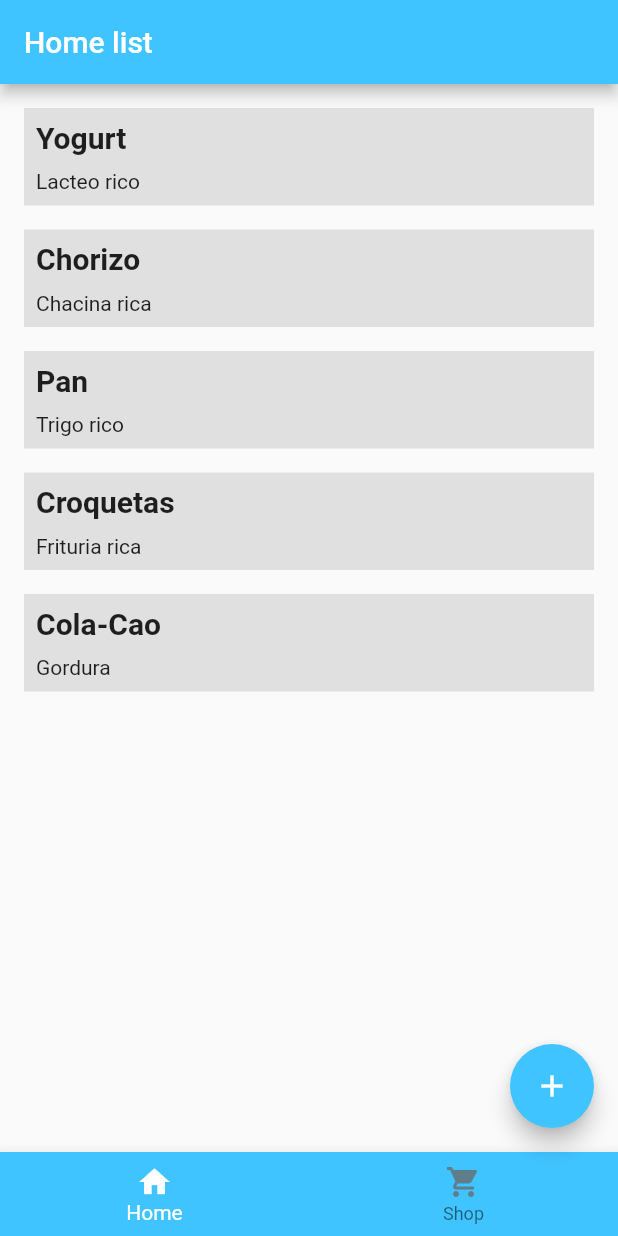
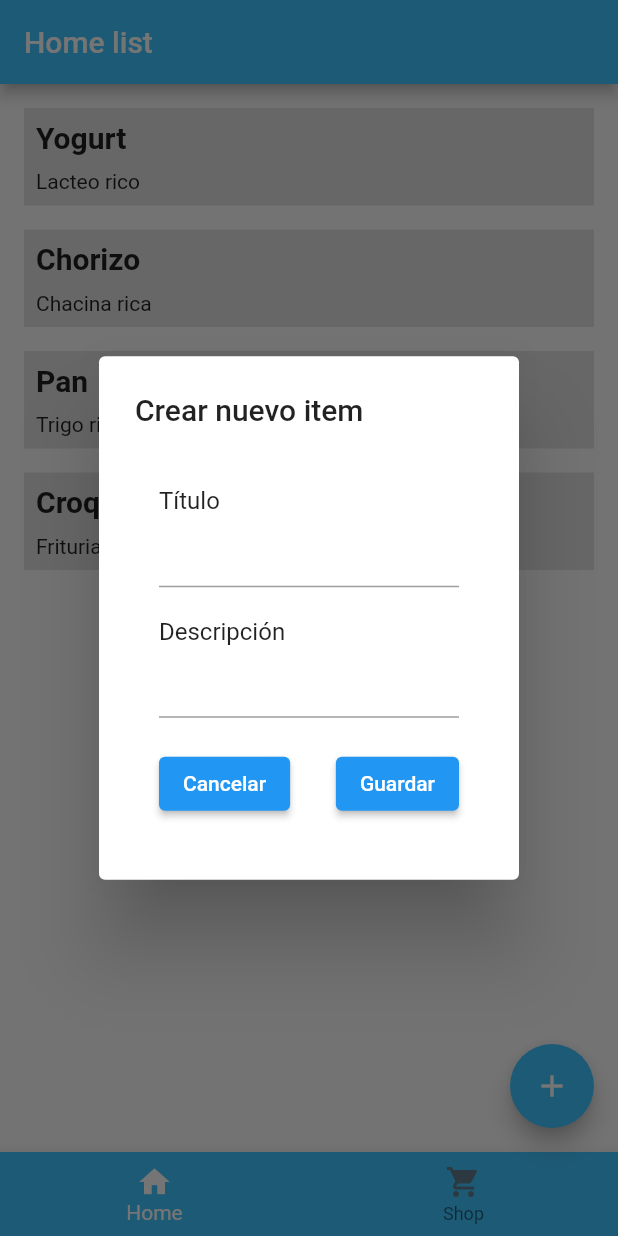
Before and after one commit to antmaczam/shopping-list, a Flutter app: the screen it shows after launch, after a tap on the "add" icon, on a phone screen of 412 x 824 dp. Run offline on Flutter 3.47's test engine with Material 2 defaults, Android fonts, the phone set to English and light mode, and no system bars.

Commit message:
Create item form

```diff
--- a/lib/controllers/list_controller.dart
+++ b/lib/controllers/list_controller.dart
@@ -26,9 +26,8 @@ class ListController extends ChangeNotifier {
     notifyListeners();
   }
 
-  void creteItem(String title, String description) {
-    Item newItem = Item(4, title, description, 1, false);
-    homeList.add(newItem);
+  void addHomeList(Item item) {
+    homeList.add(item);
     notifyListeners();
   }
 
--- a/lib/screens/home_list.dart
+++ b/lib/screens/home_list.dart
@@ -2,6 +2,7 @@ import 'package:flutter/material.dart';
 import 'package:provider/provider.dart';
 import 'package:shopping_list/constants/colors.dart';
 import 'package:shopping_list/widgets/item_container.dart';
+import 'package:shopping_list/widgets/item_form.dart';
 
 import '../controllers/list_controller.dart';
 import '../models/item.dart';
@@ -32,11 +33,15 @@ class HomeList extends StatelessWidget {
       ),
       bottomNavigationBar: const BottomBar(),
       floatingActionButton: FloatingActionButton(
-        onPressed: () => listController.creteItem('Cola-Cao', 'Gordura'),
+        onPressed: () => _openDialog(context),
         backgroundColor: primaryColor,
         child: const Icon(Icons.add),
       ),
     );
   }
 
+  Future<void> _openDialog(BuildContext context) async {
+    await showDialog(context: context, builder: (BuildContext context) => const ItemForm());
+  }
+
 }
--- /dev/null
+++ b/lib/widgets/item_form.dart
@@ -0,0 +1,96 @@
+import 'package:flutter/material.dart';
+import 'package:provider/provider.dart';
+
+import '../controllers/list_controller.dart';
+import '../models/item.dart';
+
+class ItemForm extends StatefulWidget {
+  const ItemForm({super.key});
+
+  @override
+  State<ItemForm> createState() => _ItemFormState();
+}
+
+class _ItemFormState extends State<ItemForm> {
+
+  final TextEditingController _titleController = TextEditingController();
+  final TextEditingController _descriptionController = TextEditingController();
+
+  @override
+  Widget build(BuildContext context) {
+
+    ListController listController = Provider.of<ListController>(context);
+
+
+    return SimpleDialog(
+        title: const Text('Crear nuevo item'),
+        contentPadding: EdgeInsets.all(40),
+        children: [
+          const Text('Título'),
+          TextField(controller: _titleController),
+          const Padding(padding: EdgeInsets.all(10)),
+          const Text('Descripción'),
+          TextField(controller: _descriptionController),
+          const Padding(padding: EdgeInsets.all(10)),
+          Row(
+              mainAxisAlignment: MainAxisAlignment.spaceBetween,
+              children: [
+                ElevatedButton(
+                    onPressed: () => Navigator.pop(context, true),
+                    child: const Text('Cancelar')
+                ),
+                ElevatedButton(
+                    onPressed: () {
+                      listController.addHomeList(Item.create(_titleController.text, _descriptionController.text));
+                      Navigator.pop(context, true);
+                    },
+                    child: const Text('Guardar')
+                )
+              ]
+          )
+        ]
+    );
+  }
+}
+
+/*class ItemForm extends StatelessWidget {
+
+  const ItemForm({super.key});
+
+  @override
+  Widget build(BuildContext context) {
+
+    ItemController itemController = Provider.of<ItemController>(context);
+    ListController listController = Provider.of<ListController>(context);
+
+    return SimpleDialog(
+      title: const Text('Crear nuevo item'),
+      contentPadding: EdgeInsets.all(40),
+      children: [
+        const Text('Título'),
+        TextField(controller: itemController.titleController),
+        const Padding(padding: EdgeInsets.all(10)),
+        const Text('Descripción'),
+        TextField(controller: itemController.descriptionController),
+        const Padding(padding: EdgeInsets.all(10)),
+        Row(
+          mainAxisAlignment: MainAxisAlignment.spaceBetween,
+          children: [
+            ElevatedButton(
+                onPressed: () => Navigator.pop(context, true),
+                child: const Text('Cancelar')
+            ),
+            ElevatedButton(
+                onPressed: () {
+                  listController.addHomeList(itemController.createItem());
+                  Navigator.pop(context, true);
+                },
+                child: const Text('Guardar')
+            )
+          ]
+        )
+      ]
+    );
+  }
+
+}*/
```
Also changed, not shown: lib/models/item.dart (+16 -0 lines), lib/controllers/index.dart (line endings or trailing spaces), 1 other file.
